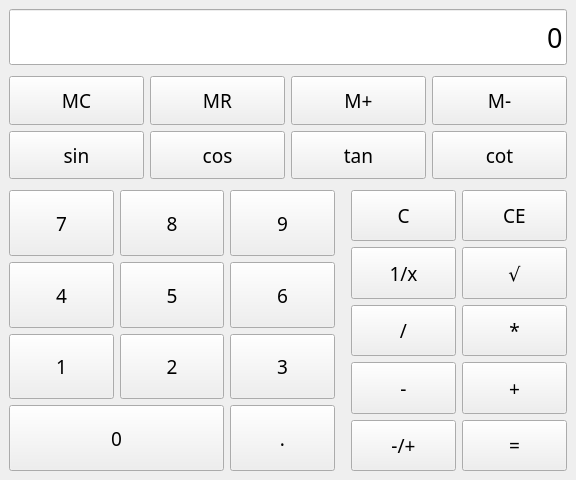
Old version of the form mainwindow.ui in the repository McNeelinet/QtCalculator.
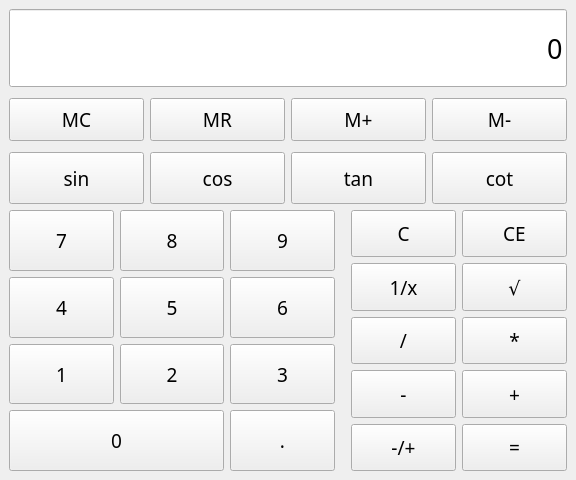
New version of the form.

```diff
--- a/mainwindow.ui
+++ b/mainwindow.ui
@@ -32,7 +32,7 @@
    <string>MainWindow</string>
   </property>
   <widget class="QWidget" name="centralwidget">
-   <layout class="QGridLayout" name="gridLayout" rowstretch="1,2,5" columnstretch="3,2">
+   <layout class="QGridLayout" name="gridLayout" rowstretch="3,2,2,10" columnstretch="3,2">
     <item row="0" column="0" colspan="2">
      <widget class="QLineEdit" name="le_display">
       <property name="sizePolicy">
@@ -76,7 +76,7 @@
       </property>
      </widget>
     </item>
-    <item row="2" column="0">
+    <item row="3" column="0">
      <layout class="QGridLayout" name="glo_digits">
       <property name="rightMargin">
        <number>5</number>
@@ -226,7 +226,69 @@
       </item>
      </layout>
     </item>
-    <item row="2" column="1">
+    <item row="1" column="0" colspan="2">
+     <layout class="QGridLayout" name="glo_memory">
+      <property name="topMargin">
+       <number>5</number>
+      </property>
+      <property name="bottomMargin">
+       <number>5</number>
+      </property>
+      <item row="0" column="1">
+       <widget class="QPushButton" name="btn_mem_mr">
+        <property name="sizePolicy">
+         <sizepolicy hsizetype="Minimum" vsizetype="Expanding">
+          <horstretch>0</horstretch>
+          <verstretch>0</verstretch>
+         </sizepolicy>
+        </property>
+        <property name="text">
+         <string>MR</string>
+        </property>
+       </widget>
+      </item>
+      <item row="0" column="2">
+       <widget class="QPushButton" name="btn_mem_plus">
+        <property name="sizePolicy">
+         <sizepolicy hsizetype="Minimum" vsizetype="Expanding">
+          <horstretch>0</horstretch>
+          <verstretch>0</verstretch>
+         </sizepolicy>
+        </property>
+        <property name="text">
+         <string>M+</string>
+        </property>
+       </widget>
+      </item>
+      <item row="0" column="0">
+       <widget class="QPushButton" name="btn_mem_mc">
+        <property name="sizePolicy">
+         <sizepolicy hsizetype="Minimum" vsizetype="Expanding">
+          <horstretch>0</horstretch>
+          <verstretch>0</verstretch>
+         </sizepolicy>
+        </property>
+        <property name="text">
+         <string>MC</string>
+        </property>
+       </widget>
+      </item>
+      <item row="0" column="3">
+       <widget class="QPushButton" name="btn_mem_minus">
+        <property name="sizePolicy">
+         <sizepolicy hsizetype="Minimum" vsizetype="Expanding">
+          <horstretch>0</horstretch>
+          <verstretch>0</verstretch>
+         </sizepolicy>
+        </property>
+        <property name="text">
+         <string>M-</string>
+        </property>
+       </widget>
+      </item>
+     </layout>
+    </item>
+    <item row="3" column="1">
      <layout class="QGridLayout" name="glo_operations">
       <property name="leftMargin">
        <number>5</number>
@@ -363,15 +425,9 @@
       </item>
      </layout>
     </item>
-    <item row="1" column="0" colspan="2">
-     <layout class="QGridLayout" name="glo_special">
-      <property name="topMargin">
-       <number>5</number>
-      </property>
-      <property name="bottomMargin">
-       <number>5</number>
-      </property>
-      <item row="1" column="0">
+    <item row="2" column="0" colspan="2">
+     <layout class="QGridLayout" name="glo_trigonometry">
+      <item row="0" column="0">
        <widget class="QPushButton" name="btn_sin">
         <property name="sizePolicy">
          <sizepolicy hsizetype="Minimum" vsizetype="Expanding">
@@ -384,20 +440,7 @@
         </property>
        </widget>
       </item>
-      <item row="0" column="1">
-       <widget class="QPushButton" name="btn_mem_mr">
-        <property name="sizePolicy">
-         <sizepolicy hsizetype="Minimum" vsizetype="Expanding">
-          <horstretch>0</horstretch>
-          <verstretch>0</verstretch>
-         </sizepolicy>
-        </property>
-        <property name="text">
-         <string>MR</string>
-        </property>
-       </widget>
-      </item>
-      <item row="1" column="2">
+      <item row="0" column="2">
        <widget class="QPushButton" name="btn_tan">
         <property name="sizePolicy">
          <sizepolicy hsizetype="Minimum" vsizetype="Expanding">
@@ -410,46 +453,7 @@
         </property>
        </widget>
       </item>
-      <item row="0" column="2">
-       <widget class="QPushButton" name="btn_mem_plus">
-        <property name="sizePolicy">
-         <sizepolicy hsizetype="Minimum" vsizetype="Expanding">
-          <horstretch>0</horstretch>
-          <verstretch>0</verstretch>
-         </sizepolicy>
-        </property>
-        <property name="text">
-         <string>M+</string>
-        </property>
-       </widget>
-      </item>
-      <item row="1" column="3">
-       <widget class="QPushButton" name="btn_cot">
-        <property name="sizePolicy">
-         <sizepolicy hsizetype="Minimum" vsizetype="Expanding">
-          <horstretch>0</horstretch>
-          <verstretch>0</verstretch>
-         </sizepolicy>
-        </property>
-        <property name="text">
-         <string>cot</string>
-        </property>
-       </widget>
-      </item>
-      <item row="0" column="0">
-       <widget class="QPushButton" name="btn_mem_mc">
-        <property name="sizePolicy">
-         <sizepolicy hsizetype="Minimum" vsizetype="Expanding">
-          <horstretch>0</horstretch>
-          <verstretch>0</verstretch>
-         </sizepolicy>
-        </property>
-        <property name="text">
-         <string>MC</string>
-        </property>
-       </widget>
-      </item>
-      <item row="1" column="1">
+      <item row="0" column="1">
        <widget class="QPushButton" name="btn_cos">
         <property name="sizePolicy">
          <sizepolicy hsizetype="Minimum" vsizetype="Expanding">
@@ -463,7 +467,7 @@
        </widget>
       </item>
       <item row="0" column="3">
-       <widget class="QPushButton" name="btn_mem_minus">
+       <widget class="QPushButton" name="btn_cot">
         <property name="sizePolicy">
          <sizepolicy hsizetype="Minimum" vsizetype="Expanding">
           <horstretch>0</horstretch>
@@ -471,7 +475,7 @@
          </sizepolicy>
         </property>
         <property name="text">
-         <string>M-</string>
+         <string>cot</string>
         </property>
        </widget>
       </item>
```
